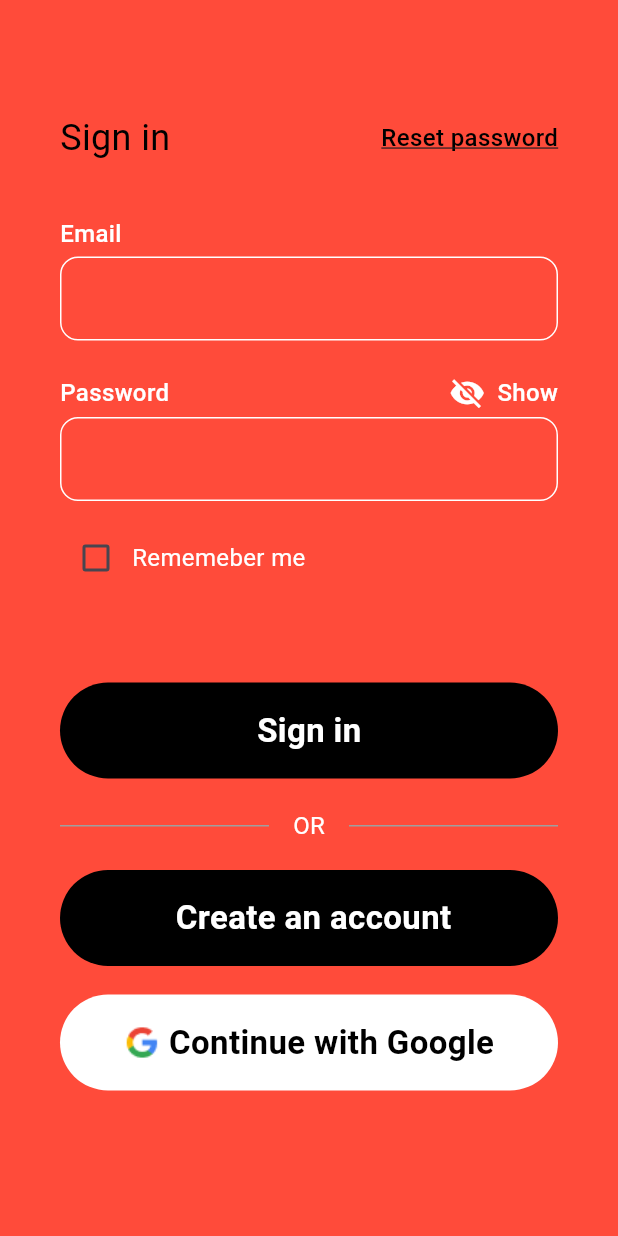
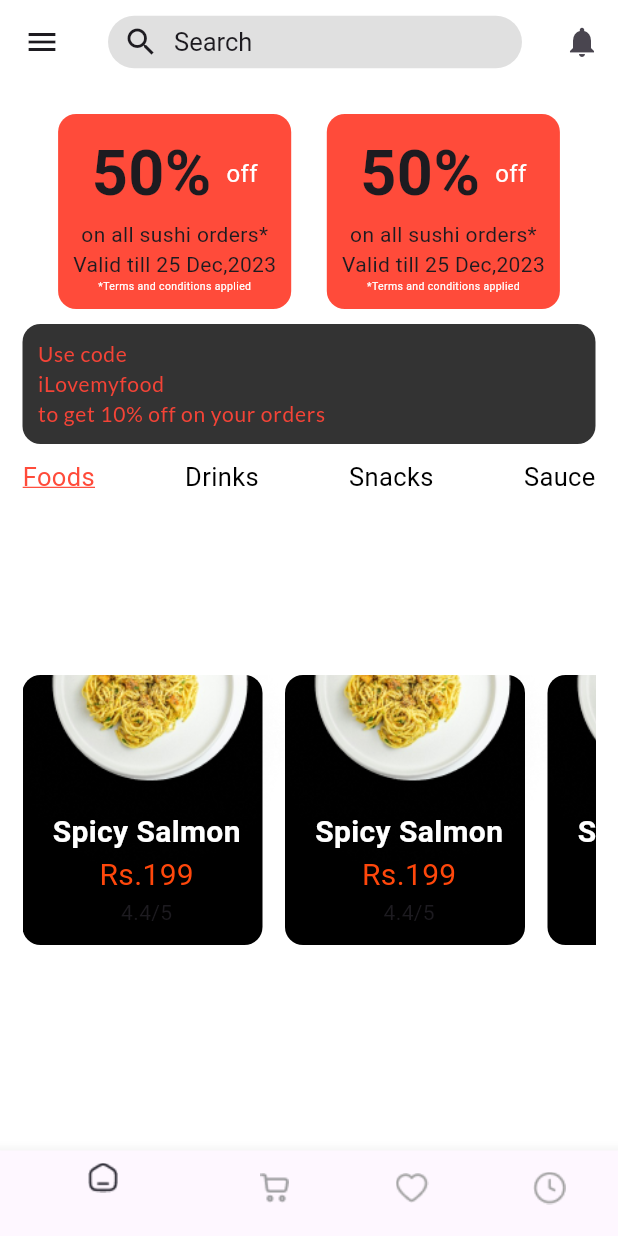
Before and after one commit to MutazAsem/food_app, a Flutter app: the screen it shows after launch, after a tap on "Show", after a tap on "Hide", after a tap on "Sign in", on a phone screen of 412 x 824 dp. Run offline on Flutter 3.47's test engine with Material 3 defaults, Android fonts, the phone set to English and light mode, and no system bars; our stand-ins replace google_fonts.

Commit message:
Listview builder , Navigtor push and pop, bottom navgtion bar add packages

```diff
--- a/lib/constants/app_colors.dart
+++ b/lib/constants/app_colors.dart
@@ -3,4 +3,5 @@ import 'package:flutter/material.dart';
 class AppColors {
   static const kPrimaryColor = Color(0xffff4b3a);
   static const kGray = Color(0xff9f9f9f);
+  static const kWhite = Color(0xffffffff);
 }
--- /dev/null
+++ b/lib/custom_widget/custom_card_product.dart
@@ -0,0 +1,58 @@
+import 'package:flutter/material.dart';
+
+class CustomCardProduct extends StatelessWidget {
+  final String image;
+  const CustomCardProduct({super.key, required this.image});
+
+  @override
+  Widget build(BuildContext context) {
+    return Stack(
+      children: [
+        Stack(
+          clipBehavior: Clip.none,
+          children: [
+            Container(
+              width: 160,
+              height: 180,
+              decoration: BoxDecoration(
+                borderRadius: BorderRadius.circular(12),
+                color: Colors.black,
+              ),
+            ),
+            Positioned(
+              top: -60,
+              left: -15,
+              child: Image.asset(
+                image,
+                height: 200,
+                width: 200,
+              ),
+            ),
+          ],
+        ),
+        Padding(
+          padding: const EdgeInsets.only(top: 90.0, left: 20),
+          child: Column(
+            children: [
+              Text(
+                'Spicy Salmon',
+                style: TextStyle(
+                    fontSize: 20,
+                    color: Colors.white,
+                    fontWeight: FontWeight.bold),
+              ),
+              Text(
+                'Rs.199',
+                style: TextStyle(
+                    fontSize: 20,
+                    color: Color(0xffFF470B),
+                    fontWeight: FontWeight.w400),
+              ),
+              Text('4.4/5'),
+            ],
+          ),
+        )
+      ],
+    );
+  }
+}
--- a/lib/main.dart
+++ b/lib/main.dart
@@ -1,5 +1,6 @@
 import 'package:flutter/material.dart';
 import 'package:food_app/screens/sign_in_screen.dart';
+import 'package:food_app/screens/splash_screen.dart';
 
 void main() {
   runApp(const MyApp());
@@ -13,7 +14,7 @@ class MyApp extends StatelessWidget {
     return const MaterialApp(
       title: 'Our Food App',
       debugShowCheckedModeBanner: false,
-      home: SignInScreen(),
+      home: SplashScreen(),
     );
   }
 }
--- /dev/null
+++ b/lib/screens/home_screen.dart
@@ -0,0 +1,269 @@
+import 'package:flutter/material.dart';
+import 'package:food_app/constants/app_colors.dart';
+import 'package:food_app/custom_widget/custom_card_product.dart';
+import 'package:google_fonts/google_fonts.dart';
+
+class HomeScreen extends StatelessWidget {
+  const HomeScreen({super.key});
+  @override
+  Widget build(BuildContext context) {
+    return Scaffold(
+      backgroundColor: Colors.white,
+      appBar: AppBar(
+        backgroundColor: Colors.white,
+        leading: const Icon(Icons.menu),
+        title: Container(
+          height: 35,
+          decoration: BoxDecoration(
+            borderRadius: BorderRadius.circular(50),
+            color: Colors.grey[300],
+          ),
+          child: const Row(
+            children: [
+              SizedBox(
+                width: 10,
+              ),
+              Icon(Icons.search),
+              SizedBox(
+                width: 10,
+              ),
+              Text(
+                'Search',
+                style: TextStyle(fontSize: 17),
+              ),
+            ],
+          ),
+        ),
+        actions: [
+          IconButton(onPressed: () {}, icon: const Icon(Icons.notifications)),
+        ],
+      ),
+      body: Padding(
+        padding: const EdgeInsets.symmetric(horizontal: 15),
+        child: Column(
+          children: [
+            const SizedBox(height: 20),
+            Row(
+              mainAxisAlignment: MainAxisAlignment.spaceEvenly,
+              children: [
+                Container(
+                  decoration: BoxDecoration(
+                    borderRadius: BorderRadius.circular(12),
+                    color: AppColors.kPrimaryColor,
+                  ),
+                  child: const Padding(
+                    padding: EdgeInsets.only(
+                        left: 10, right: 10, top: 10, bottom: 10),
+                    child: Column(
+                      children: [
+                        Row(
+                          mainAxisAlignment: MainAxisAlignment.spaceBetween,
+                          children: [
+                            Text(
+                              '50%',
+                              style: TextStyle(
+                                fontSize: 42,
+                                fontWeight: FontWeight.bold,
+                              ),
+                            ),
+                            SizedBox(
+                              width: 10,
+                            ),
+                            Text(
+                              'off',
+                              style: TextStyle(
+                                fontSize: 16,
+                                color: AppColors.kWhite,
+                              ),
+                            ),
+                          ],
+                        ),
+                        Text('on all sushi orders*'),
+                        Text('Valid till 25 Dec,2023'),
+                        Align(
+                          alignment: Alignment.bottomRight,
+                          child: Text(
+                            '*Terms and conditions applied',
+                            style:
+                                TextStyle(color: AppColors.kWhite, fontSize: 7),
+                          ),
+                        ),
+                      ],
+                    ),
+                  ),
+                ),
+                Container(
+                  decoration: BoxDecoration(
+                    borderRadius: BorderRadius.circular(12),
+                    color: AppColors.kPrimaryColor,
+                  ),
+                  child: const Padding(
+                    padding: EdgeInsets.only(
+                        left: 10, right: 10, top: 10, bottom: 10),
+                    child: Column(
+                      children: [
+                        Row(
+                          mainAxisAlignment: MainAxisAlignment.spaceBetween,
+                          children: [
+                            Text(
+                              '50%',
+                              style: TextStyle(
+                                fontSize: 42,
+                                fontWeight: FontWeight.bold,
+                              ),
+                            ),
+                            SizedBox(
+                              width: 10,
+                            ),
+                            Text(
+                              'off',
+                              style: TextStyle(
+                                fontSize: 16,
+                                color: AppColors.kWhite,
+                              ),
+                            ),
+                          ],
+                        ),
+                        Text('on all sushi orders*'),
+                        Text('Valid till 25 Dec,2023'),
+                        Align(
+                          alignment: Alignment.bottomRight,
+                          child: Text(
+                            '*Terms and conditions applied',
+                            style:
+                                TextStyle(color: AppColors.kWhite, fontSize: 7),
+                          ),
+                        ),
+                      ],
+                    ),
+                  ),
+                ),
+              ],
+            ),
+            const SizedBox(height: 10),
+            Container(
+              decoration: BoxDecoration(
+                borderRadius: BorderRadius.circular(12),
+                color: Color(0xff333333),
+              ),
+              child: Padding(
+                padding:
+                    EdgeInsets.only(left: 10, right: 10, top: 10, bottom: 10),
+                child: Align(
+                  alignment: Alignment.centerLeft,
+                  child: Text(
+                    'Use code \niLovemyfood \nto get 10% off on your orders',
+                    style: GoogleFonts.lato(
+                      textStyle:
+                          TextStyle(color: Colors.red, letterSpacing: .5),
+                    ),
+                  ),
+                ),
+              ),
+            ),
+            const SizedBox(height: 10),
+            const Row(
+              mainAxisAlignment: MainAxisAlignment.spaceBetween,
+              children: [
+                Text(
+                  'Foods',
+                  style: TextStyle(
+                    fontSize: 17,
+                    color: AppColors.kPrimaryColor,
+                    decoration: TextDecoration.underline,
+                    decorationColor: AppColors.kPrimaryColor,
+                  ),
+                ),
+                Text(
+                  'Drinks',
+                  style: TextStyle(
+                    fontSize: 17,
+                    color: Colors.black,
+                  ),
+                ),
+                Text(
+                  'Snacks',
+                  style: TextStyle(
+                    fontSize: 17,
+                    color: Colors.black,
+                  ),
+                ),
+                Text(
+                  'Sauce',
+                  style: TextStyle(
+                    fontSize: 17,
+                    color: Colors.black,
+                  ),
+                ),
+              ],
+            ),
+            const SizedBox(
+              height: 120,
+            ),
+
+            /// ListView with shrinkWrap ,  scrollDirection: Axis.horizontal
+            // SizedBox(
+            //   height: 300,
+            //   child: ListView(
+            //     scrollDirection: Axis.horizontal,
+            //     shrinkWrap: true,
+            //     children: [
+            //       Row(
+            //         mainAxisAlignment: MainAxisAlignment.spaceBetween,
+            //         children: [
+            //           CustomCardProduct(image: 'assets/images/spaghetti.png'),
+            //           const SizedBox(
+            //             width: 15,
+            //           ),
+            //           CustomCardProduct(image: 'assets/images/spaghetti.png'),
+            //           const SizedBox(
+            //             width: 15,
+            //           ),
+            //           CustomCardProduct(image: 'assets/images/spaghetti.png'),
+            //         ],
+            //       )
+            //     ],
+            //   ),
+            // ),
+
+            /// ListView.builder , itemCount , itemBuilder
+            SizedBox(
+              height: 300,
+              child: ListView.builder(
+                itemCount: 3,
+                itemBuilder: (context, index) {
+                  return Row(
+                    mainAxisAlignment: MainAxisAlignment.spaceBetween,
+                    children: [
+                      CustomCardProduct(image: 'assets/images/spaghetti.png'),
+                      const SizedBox(
+                        width: 15,
+                      ),
+                    ],
+                  );
+                },
+                scrollDirection: Axis.horizontal,
+                shrinkWrap: true,
+              ),
+            ),
+            const SizedBox(
+              height: 10,
+            ),
+          ],
+        ),
+      ),
+      bottomNavigationBar: BottomNavigationBar(
+        items: [
+          BottomNavigationBarItem(
+              icon: Image.asset('assets/icons/home.png'), label: ''),
+          BottomNavigationBarItem(
+              icon: Image.asset('assets/icons/cart.png'), label: ''),
+          BottomNavigationBarItem(
+              icon: Image.asset('assets/icons/favarite.png'), label: ''),
+          BottomNavigationBarItem(
+              icon: Image.asset('assets/icons/timer.png'), label: ''),
+        ],
+      ),
+    );
+  }
+}
--- a/lib/screens/sign_in_screen.dart
+++ b/lib/screens/sign_in_screen.dart
@@ -1,6 +1,7 @@
 import 'package:flutter/material.dart';
 import 'package:food_app/constants/app_colors.dart';
 import 'package:food_app/custom_widget/custom_button.dart';
+import 'package:food_app/screens/home_screen.dart';
 
 class SignInScreen extends StatefulWidget {
   const SignInScreen({super.key});
@@ -40,8 +41,7 @@ class _SignInScreenState extends State<SignInScreen> {
         backgroundColor: AppColors.kPrimaryColor,
         body: Padding(
           padding: const EdgeInsets.only(left: 40.0, right: 40.0, top: 75),
-          child: Column(
-            crossAxisAlignment: CrossAxisAlignment.start,
+          child: ListView(
             children: [
               Row(
                 mainAxisAlignment: MainAxisAlignment.spaceBetween,
@@ -205,7 +205,11 @@ class _SignInScreenState extends State<SignInScreen> {
               CustomButton(
                 backgroundColor: Colors.black,
                 text: 'Sign in ',
-                onTap: () {},
+                onTap: () {
+                  Navigator.of(context).pushReplacement(MaterialPageRoute(
+                    builder: (context) => HomeScreen(),
+                  ));
+                },
                 textColor: Colors.white,
               ),
               SizedBox(
--- a/lib/screens/splash_screen.dart
+++ b/lib/screens/splash_screen.dart
@@ -1,4 +1,7 @@
+import 'dart:async';
+
 import 'package:flutter/material.dart';
+import 'package:food_app/screens/sign_in_screen.dart';
 
 import '../constants/app_colors.dart';
 import '../constants/app_images.dart';
@@ -9,6 +12,11 @@ class SplashScreen extends StatelessWidget {
 
   @override
   Widget build(BuildContext context) {
+    Timer(Duration(seconds: 3), () {
+      Navigator.of(context).pushReplacement(MaterialPageRoute(
+        builder: (context) => SignInScreen(),
+      ));
+    });
     return Scaffold(
       backgroundColor: AppColors.kPrimaryColor,
       body: Stack(
--- a/pubspec.yaml
+++ b/pubspec.yaml
@@ -28,13 +28,12 @@ environment:
 # the latest version available on pub.dev. To see which dependencies have newer
 # versions available, run `flutter pub outdated`.
 dependencies:
+  google_fonts: ^6.2.1
   flutter:
     sdk: flutter
 
+  cupertino_icons: ^1.0.6
 
-  # The following adds the Cupertino Icons font to your application.
-  # Use with the CupertinoIcons class for iOS style icons.
-  cupertino_icons: ^1.0.6
 
 dev_dependencies:
   flutter_test:
```
Also changed, not shown: assets/icons/cart.png (added), assets/icons/drawer.png (added), assets/icons/favarite.png (added), assets/icons/home.png (added), assets/icons/person.png (added), assets/icons/timer.png (added), assets/images/spaghetti.png (added), pubspec.lock.
